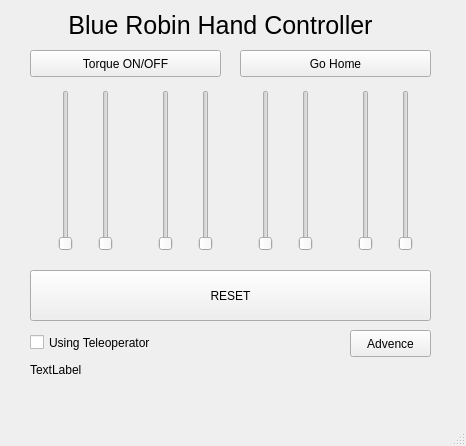
joonho16/hand_control, file ui/hand_gui.ui: the form before one commit.
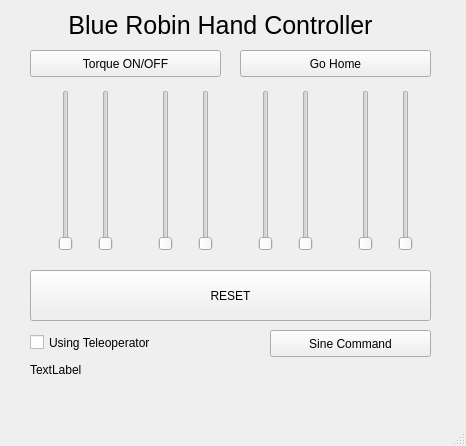
The form after the commit.

Commit message:
Improve hand commands and remove periodic error polling
Publish joint commands as Float32MultiArray, add per-joint sine commands, configure overheating-only shutdown, and use each motor current limit. Include ROS package installation metadata.

```diff
--- a/ui/hand_gui.ui
+++ b/ui/hand_gui.ui
@@ -211,14 +211,14 @@
    <widget class="QPushButton" name="pushButton_2">
     <property name="geometry">
      <rect>
-      <x>350</x>
+      <x>270</x>
       <y>330</y>
-      <width>81</width>
+      <width>161</width>
       <height>27</height>
      </rect>
     </property>
     <property name="text">
-     <string>Advence</string>
+     <string>Sine Command</string>
     </property>
    </widget>
   </widget>
```
The commit also changes 4 other files.
